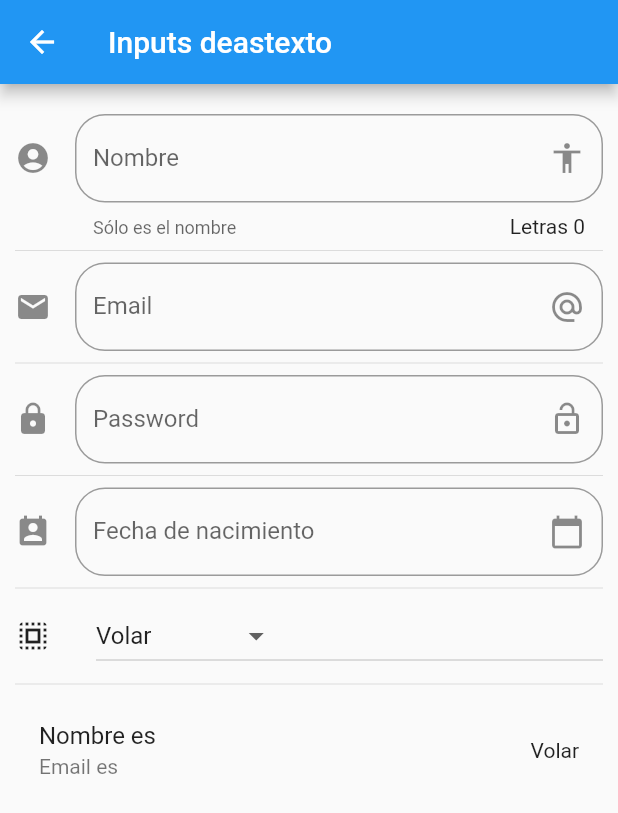
After one commit to brycatch/flutter-componentes, a Flutter app: the screen it shows after launch, after a tap on "Inputs", on a phone screen of 412 x 824 dp. The commit adds this screen. Shown: the top 813 px of the screen. Run offline on Flutter 3.47's test engine with Material 2 defaults, Android fonts, the phone set to English and light mode, and no system bars; network calls fail.

Commit message:
Agregando inputs

```diff
--- a/data/menu_opts.json
+++ b/data/menu_opts.json
@@ -20,6 +20,11 @@
       "ruta": "animatedContainer",
       "icon": "donut_large",
       "texto": "Animated Container"
+    },
+    {
+      "ruta": "inputs",
+      "icon": "input",
+      "texto": "Inputs"
     }
   ]
 }
--- a/lib/main.dart
+++ b/lib/main.dart
@@ -1,5 +1,5 @@
-import 'package:componentes/src/pages/home_page.dart';
 import 'package:flutter/material.dart';
+import 'package:flutter_localizations/flutter_localizations.dart';
 
 import 'package:componentes/src/routes/routes.dart';
 import 'package:componentes/src/pages/alert_page.dart';
@@ -10,6 +10,14 @@ class MyApp extends StatelessWidget {
   @override
   Widget build(BuildContext context) {
     return MaterialApp(
+      localizationsDelegates: [
+        GlobalMaterialLocalizations.delegate,
+        GlobalWidgetsLocalizations.delegate
+      ],
+      supportedLocales: [
+        const Locale('en', 'US'),
+        const Locale('es', 'MX'),
+      ],
       title: 'Material App',
       debugShowCheckedModeBanner: false,
       routes: getApplicationRoutes(),
--- /dev/null
+++ b/lib/src/pages/input_page.dart
@@ -0,0 +1,179 @@
+import 'package:flutter/material.dart';
+
+class InputPage extends StatefulWidget {
+  @override
+  _InputPageState createState() => _InputPageState();
+}
+
+class _InputPageState extends State<InputPage> {
+  String _nombre = '';
+  String _email = '';
+  String _fecha = '';
+  String _opcionSeleccionada = 'Volar';
+
+  List<String> _poderes = ['Volar', 'Rayos X', 'Super Aliento', 'Super fuerza'];
+
+  TextEditingController _inputFieldDateController = new TextEditingController();
+
+  @override
+  Widget build(BuildContext context) {
+    return Scaffold(
+      appBar: AppBar(
+        title: Text('Inputs deastexto'),
+      ),
+      body: ListView(
+        padding: EdgeInsets.symmetric(horizontal: 10.0, vertical: 20.0),
+        children: <Widget>[
+          _crearInput(),
+          Divider(),
+          _crearEmail(),
+          Divider(),
+          _crearPassword(),
+          Divider(),
+          _crearFecha(context),
+          Divider(),
+          _crearDropdown(),
+          Divider(),
+          _crearPersona(),
+        ],
+      ),
+    );
+  }
+
+  Widget _crearInput() {
+    return TextField(
+      // autofocus: true,
+      textCapitalization: TextCapitalization.sentences,
+      decoration: InputDecoration(
+        border: OutlineInputBorder(
+          borderRadius: BorderRadius.circular(20.0),
+        ),
+        counter: Text('Letras ${_nombre.length}'),
+        hintText: 'Nombre de la persona',
+        labelText: 'Nombre',
+        helperText: 'Sólo es el nombre',
+        suffixIcon: Icon(Icons.accessibility),
+        icon: Icon(Icons.account_circle),
+      ),
+      onChanged: (value) {
+        setState(() {
+          _nombre = value;
+        });
+      },
+    );
+  }
+
+  Widget _crearPersona() {
+    return ListTile(
+      title: Text('Nombre es $_nombre'),
+      subtitle: Text('Email es $_email'),
+      trailing: Text('$_opcionSeleccionada'),
+    );
+  }
+
+  _crearEmail() {
+    return TextField(
+      keyboardType: TextInputType.emailAddress,
+      decoration: InputDecoration(
+        border: OutlineInputBorder(
+          borderRadius: BorderRadius.circular(20.0),
+        ),
+        hintText: 'Email',
+        labelText: 'Email',
+        suffixIcon: Icon(Icons.alternate_email),
+        icon: Icon(Icons.email),
+      ),
+      onChanged: (value) => setState(() {
+        _email = value;
+      }),
+    );
+  }
+
+  _crearPassword() {
+    return TextField(
+      obscureText: true,
+      decoration: InputDecoration(
+        border: OutlineInputBorder(
+          borderRadius: BorderRadius.circular(20.0),
+        ),
+        hintText: 'Password',
+        labelText: 'Password',
+        suffixIcon: Icon(Icons.lock_open),
+        icon: Icon(Icons.lock),
+      ),
+      onChanged: (value) => setState(() {
+        _email = value;
+      }),
+    );
+  }
+
+  Widget _crearFecha(BuildContext context) {
+    return TextField(
+      controller: _inputFieldDateController,
+      enableInteractiveSelection: false,
+      decoration: InputDecoration(
+        border: OutlineInputBorder(
+          borderRadius: BorderRadius.circular(20.0),
+        ),
+        hintText: 'Fecha de nacimiento',
+        labelText: 'Fecha de nacimiento',
+        suffixIcon: Icon(Icons.calendar_today),
+        icon: Icon(Icons.perm_contact_calendar),
+      ),
+      onTap: () {
+        FocusScope.of(context).requestFocus(new FocusNode());
+        _selectDate(context);
+      },
+    );
+  }
+
+  void _selectDate(BuildContext context) async {
+    DateTime picked = await showDatePicker(
+      context: context,
+      initialDate: new DateTime.now(),
+      firstDate: new DateTime(2018, 1, 1),
+      lastDate: new DateTime(2025, 1, 1),
+      locale: Locale('es', 'ES'),
+    );
+
+    if (picked != null) {
+      setState(() {
+        _fecha = picked.toString();
+        _inputFieldDateController.text = _fecha;
+      });
+    }
+  }
+
+  List<DropdownMenuItem<String>> getOpcionesDropdown() {
+    List<DropdownMenuItem<String>> lista = new List();
+    _poderes.forEach((poder) {
+      lista.add(DropdownMenuItem(
+        value: poder,
+        child: Text(poder),
+      ));
+    });
+    return lista;
+  }
+
+  Widget _crearDropdown() {
+    return Row(
+      children: <Widget>[
+        Icon(Icons.select_all),
+        SizedBox(
+          width: 30.0,
+        ),
+        Expanded(
+          child: DropdownButton(
+            value: _opcionSeleccionada,
+            items: getOpcionesDropdown(),
+            onChanged: (element) {
+              setState(() {
+                _opcionSeleccionada = element;
+              });
+            },
+          ),
+        )
+      ],
+    );
+  }
+}
--- a/lib/src/routes/routes.dart
+++ b/lib/src/routes/routes.dart
@@ -1,6 +1,7 @@
-import 'package:componentes/src/pages/animated_container_page.dart';
 import 'package:flutter/material.dart';
 
+import 'package:componentes/src/pages/animated_container_page.dart';
+import 'package:componentes/src/pages/input_page.dart';
 import 'package:componentes/src/pages/card_page.dart';
 import 'package:componentes/src/pages/alert_page.dart';
 import 'package:componentes/src/pages/avatar_page.dart';
@@ -13,5 +14,6 @@ Map<String, WidgetBuilder> getApplicationRoutes() {
     'avatar': (BuildContext context) => AvatarPage(),
     'card': (BuildContext context) => CardPage(),
     'animatedContainer': (BuildContext context) => AnimatedContainerPage(),
+    'inputs': (BuildContext context) => InputPage(),
   };
 }
--- a/lib/src/utils/icon_string_util.dart
+++ b/lib/src/utils/icon_string_util.dart
@@ -4,7 +4,8 @@ final _icons = <String, IconData>{
   'add_alert': Icons.add_alert,
   'accessibility': Icons.accessibility,
   'folder_open': Icons.folder_open,
-  'donut_large': Icons.donut_large
+  'donut_large': Icons.donut_large,
+  'input': Icons.input,
 };
 
 Icon getIcon(String nombreIcono) {
--- a/pubspec.yaml
+++ b/pubspec.yaml
@@ -18,6 +18,9 @@ environment:
 
 dependencies:
   flutter:
+    sdk: flutter
+
+  flutter_localizations:
     sdk: flutter
 
   # The following adds the Cupertino Icons font to your application.
```
Also changed, not shown: pubspec.lock.
